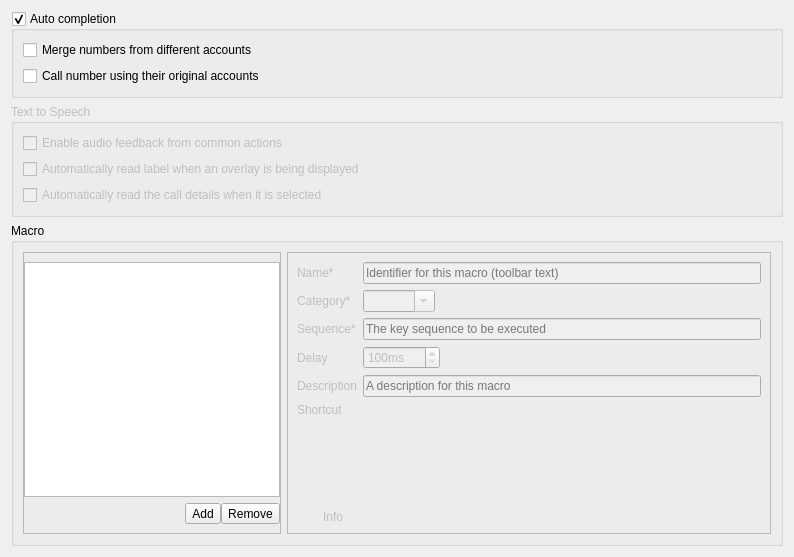
The window that src/conf/dlgaccessibility.ui (KDE/ring-kde) describes before a commit, drawn with Qt 5.
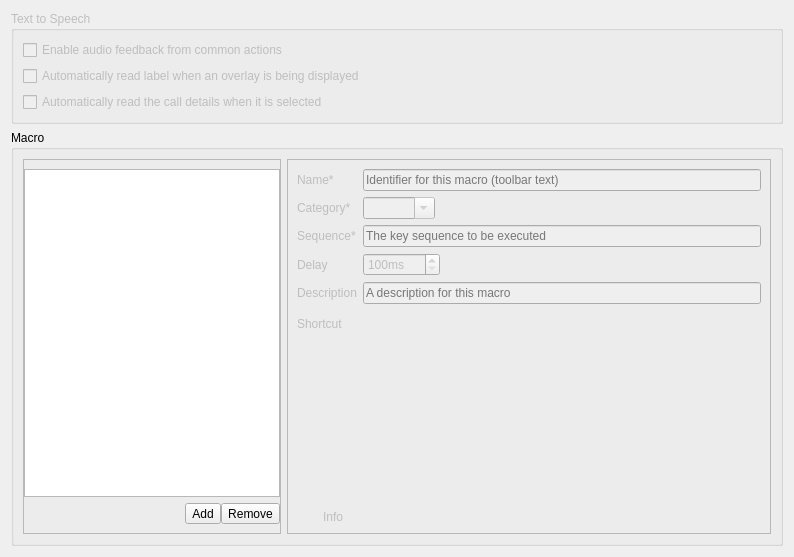
The same window after the commit. Custom widgets are drawn as their Qt base class.

Commit message:
cleanup: Delete useless auto completion settings.
I doubt anyone ever used them beside the one who wanted them.
The variables can still be set in the config file.

The edit to the form file:
```diff
--- a/src/conf/dlgaccessibility.ui
+++ b/src/conf/dlgaccessibility.ui
@@ -14,32 +14,6 @@
    <string>Accessibility settings</string>
   </property>
   <layout class="QVBoxLayout" name="verticalLayout">
-   <item>
-    <widget class="QGroupBox" name="kcfg_enableAutoCompletion">
-     <property name="title">
-      <string>Auto completion</string>
-     </property>
-     <property name="checkable">
-      <bool>true</bool>
-     </property>
-     <layout class="QVBoxLayout" name="verticalLayout_3">
-      <item>
-       <widget class="QCheckBox" name="kcfg_autoCompleteMergeNumbers">
-        <property name="text">
-         <string>Merge numbers from different accounts</string>
-        </property>
-       </widget>
-      </item>
-      <item>
-       <widget class="QCheckBox" name="kcfg_autoCompleteUseAccount">
-        <property name="text">
-         <string>Call number using their original accounts</string>
-        </property>
-       </widget>
-      </item>
-     </layout>
-    </widget>
-   </item>
    <item>
     <widget class="QGroupBox" name="m_pT2SBG">
      <property name="enabled">
```
